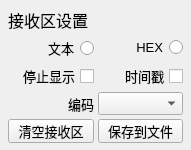
652436962/Network_Assistant, file receive_settings_widget.ui: the form before one commit.
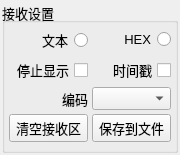
The form after the commit.

What changed in the file:
```diff
--- a/receive_settings_widget.ui
+++ b/receive_settings_widget.ui
@@ -6,14 +6,14 @@
    <rect>
     <x>0</x>
     <y>0</y>
-    <width>191</width>
-    <height>150</height>
+    <width>180</width>
+    <height>155</height>
    </rect>
   </property>
   <property name="minimumSize">
    <size>
-    <width>175</width>
-    <height>125</height>
+    <width>180</width>
+    <height>155</height>
    </size>
   </property>
   <property name="font">
@@ -27,41 +27,50 @@
   <property name="styleSheet">
    <string notr="true"/>
   </property>
+  <layout class="QGridLayout" name="gridLayout_2">
+   <property name="leftMargin">
+    <number>2</number>
+   </property>
+   <property name="topMargin">
+    <number>2</number>
+   </property>
+   <property name="rightMargin">
+    <number>2</number>
+   </property>
+   <property name="bottomMargin">
+    <number>2</number>
+   </property>
+   <property name="spacing">
+    <number>2</number>
+   </property>
+   <item row="0" column="0">
+    <widget class="QGroupBox" name="groupBox">
+     <property name="minimumSize">
+      <size>
+       <width>175</width>
+       <height>150</height>
+      </size>
+     </property>
+     <property name="title">
+      <string>接收设置</string>
+     </property>
   <layout class="QGridLayout" name="gridLayout">
    <property name="leftMargin">
-    <number>8</number>
+       <number>4</number>
    </property>
    <property name="topMargin">
-    <number>8</number>
+       <number>4</number>
    </property>
    <property name="rightMargin">
-    <number>8</number>
+       <number>4</number>
    </property>
    <property name="bottomMargin">
-    <number>8</number>
+       <number>4</number>
    </property>
    <property name="spacing">
     <number>4</number>
    </property>
    <item row="0" column="0">
-    <widget class="QLabel" name="label">
-     <property name="maximumSize">
-      <size>
-       <width>16777215</width>
-       <height>32</height>
-      </size>
-     </property>
-     <property name="font">
-      <font>
-       <pointsize>12</pointsize>
-      </font>
-     </property>
-     <property name="text">
-      <string>接收区设置</string>
-     </property>
-    </widget>
-   </item>
-   <item row="1" column="0">
     <widget class="QRadioButton" name="radioButton_Text">
      <property name="font">
       <font>
@@ -76,7 +85,7 @@
      </property>
     </widget>
    </item>
-   <item row="1" column="1">
+      <item row="0" column="1">
     <widget class="QRadioButton" name="radioButton_HEX">
      <property name="font">
       <font>
@@ -91,7 +100,7 @@
      </property>
     </widget>
    </item>
-   <item row="2" column="0">
+      <item row="1" column="0">
     <widget class="QCheckBox" name="checkBox_ReceiveStopDisplay">
      <property name="layoutDirection">
       <enum>Qt::LayoutDirection::RightToLeft</enum>
@@ -101,7 +110,7 @@
      </property>
     </widget>
    </item>
-   <item row="2" column="1">
+      <item row="1" column="1">
     <widget class="QCheckBox" name="checkBox_Timestamp">
      <property name="layoutDirection">
       <enum>Qt::LayoutDirection::RightToLeft</enum>
@@ -111,7 +120,7 @@
      </property>
     </widget>
    </item>
-   <item row="3" column="0">
+      <item row="2" column="0">
     <widget class="QLabel" name="label_Encoding">
      <property name="font">
       <font>
@@ -126,7 +135,7 @@
      </property>
     </widget>
    </item>
-   <item row="3" column="1">
+      <item row="2" column="1">
     <widget class="QComboBox" name="comboBox_Encoding">
      <property name="font">
       <font>
@@ -135,7 +144,7 @@
      </property>
     </widget>
    </item>
-   <item row="4" column="0">
+      <item row="3" column="0">
     <widget class="QPushButton" name="pushButton_Clear">
      <property name="font">
       <font>
@@ -147,7 +156,7 @@
      </property>
     </widget>
    </item>
-   <item row="4" column="1">
+      <item row="3" column="1">
     <widget class="QPushButton" name="pushButton_Save">
      <property name="font">
       <font>
@@ -157,6 +166,9 @@
      <property name="text">
       <string>保存到文件</string>
      </property>
+       </widget>
+      </item>
+     </layout>
     </widget>
    </item>
   </layout>
```
Lines whose indentation alone changed are shown as unchanged.
